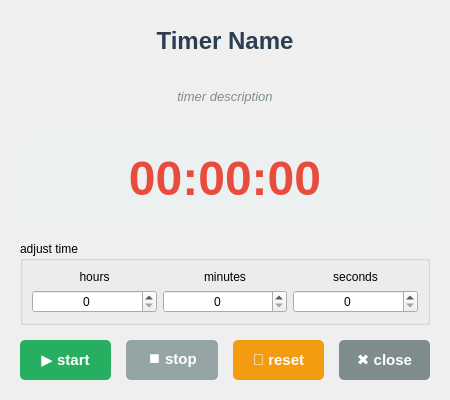
This is ui/TimerDialog.ui in AlexanderKaess/HealthAndProductivityAssistant as Qt 5 draws it before an edit. The edited form follows.
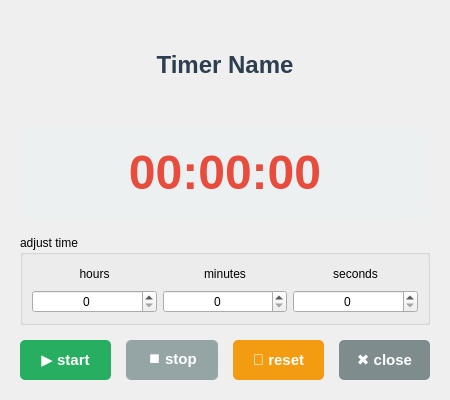
This is the edited form.

Commit message: remove timer description from timer dialog

The edit to the form file:
```diff
--- a/ui/TimerDialog.ui
+++ b/ui/TimerDialog.ui
@@ -48,28 +48,6 @@
      </property>
     </widget>
    </item>
-   <item>
-    <widget class="QLabel" name="descriptionLabel">
-     <property name="font">
-      <font>
-       <pointsize>10</pointsize>
-       <italic>true</italic>
-      </font>
-     </property>
-     <property name="styleSheet">
-      <string notr="true">color: #7f8c8d;</string>
-     </property>
-     <property name="text">
-      <string>timer description</string>
-     </property>
-     <property name="alignment">
-      <set>Qt::AlignmentFlag::AlignCenter</set>
-     </property>
-     <property name="wordWrap">
-      <bool>true</bool>
-     </property>
-    </widget>
-   </item>
    <item>
     <widget class="QLabel" name="timeDisplayLabel">
      <property name="font">
```
